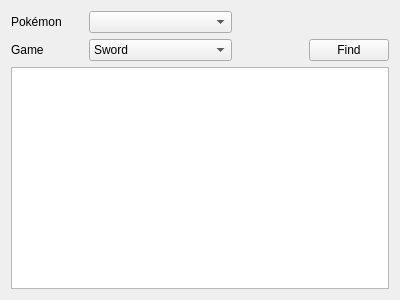
The window that Forms/Tools/EncounterLookup.ui (Admiral-Fish/RaidFinder) describes before a commit, drawn with Qt 5.
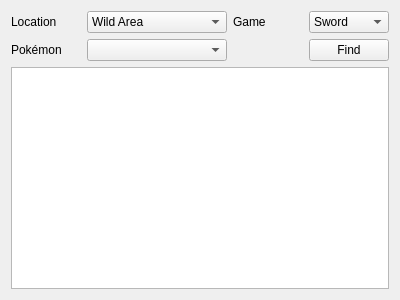
The same window after the commit.

Commit message: Seperate dens by location

What changed in the file:
```diff
--- a/Forms/Tools/EncounterLookup.ui
+++ b/Forms/Tools/EncounterLookup.ui
@@ -26,63 +26,7 @@
      <property name="sizeConstraint">
       <enum>QLayout::SetDefaultConstraint</enum>
      </property>
-     <item row="0" column="0">
-      <widget class="QLabel" name="labelPokemon">
-       <property name="sizePolicy">
-        <sizepolicy hsizetype="Preferred" vsizetype="Preferred">
-         <horstretch>0</horstretch>
-         <verstretch>0</verstretch>
-        </sizepolicy>
-       </property>
-       <property name="text">
-        <string>Pokémon</string>
-       </property>
-      </widget>
-     </item>
-     <item row="1" column="3">
-      <widget class="QPushButton" name="pushButtonFind">
-       <property name="sizePolicy">
-        <sizepolicy hsizetype="Preferred" vsizetype="Fixed">
-         <horstretch>0</horstretch>
-         <verstretch>0</verstretch>
-        </sizepolicy>
-       </property>
-       <property name="text">
-        <string>Find</string>
-       </property>
-      </widget>
-     </item>
-     <item row="0" column="1">
-      <widget class="QComboBox" name="comboBoxPokemon"/>
-     </item>
-     <item row="1" column="1">
-      <widget class="QComboBox" name="comboBoxGame">
-       <item>
-        <property name="text">
-         <string>Sword</string>
-        </property>
-       </item>
-       <item>
-        <property name="text">
-         <string>Shield</string>
-        </property>
-       </item>
-      </widget>
-     </item>
-     <item row="1" column="0">
-      <widget class="QLabel" name="labelGame">
-       <property name="sizePolicy">
-        <sizepolicy hsizetype="Preferred" vsizetype="Preferred">
-         <horstretch>0</horstretch>
-         <verstretch>0</verstretch>
-        </sizepolicy>
-       </property>
-       <property name="text">
-        <string>Game</string>
-       </property>
-      </widget>
-     </item>
-     <item row="1" column="2">
+     <item row="2" column="2">
       <spacer name="horizontalSpacer">
        <property name="orientation">
         <enum>Qt::Horizontal</enum>
@@ -98,6 +42,83 @@
        </property>
       </spacer>
      </item>
+     <item row="2" column="3">
+      <widget class="QPushButton" name="pushButtonFind">
+       <property name="sizePolicy">
+        <sizepolicy hsizetype="Preferred" vsizetype="Fixed">
+         <horstretch>0</horstretch>
+         <verstretch>0</verstretch>
+        </sizepolicy>
+       </property>
+       <property name="text">
+        <string>Find</string>
+       </property>
+      </widget>
+     </item>
+     <item row="1" column="3">
+      <widget class="QComboBox" name="comboBoxGame">
+       <item>
+        <property name="text">
+         <string>Sword</string>
+        </property>
+       </item>
+       <item>
+        <property name="text">
+         <string>Shield</string>
+        </property>
+       </item>
+      </widget>
+     </item>
+     <item row="1" column="2">
+      <widget class="QLabel" name="labelGame">
+       <property name="sizePolicy">
+        <sizepolicy hsizetype="Preferred" vsizetype="Preferred">
+         <horstretch>0</horstretch>
+         <verstretch>0</verstretch>
+        </sizepolicy>
+       </property>
+       <property name="text">
+        <string>Game</string>
+       </property>
+      </widget>
+     </item>
+     <item row="2" column="0">
+      <widget class="QLabel" name="labelPokemon">
+       <property name="sizePolicy">
+        <sizepolicy hsizetype="Preferred" vsizetype="Preferred">
+         <horstretch>0</horstretch>
+         <verstretch>0</verstretch>
+        </sizepolicy>
+       </property>
+       <property name="text">
+        <string>Pokémon</string>
+       </property>
+      </widget>
+     </item>
+     <item row="2" column="1">
+      <widget class="QComboBox" name="comboBoxPokemon"/>
+     </item>
+     <item row="1" column="0">
+      <widget class="QLabel" name="labelLocation">
+       <property name="text">
+        <string>Location</string>
+       </property>
+      </widget>
+     </item>
+     <item row="1" column="1">
+      <widget class="QComboBox" name="comboBoxLocation">
+       <item>
+        <property name="text">
+         <string>Wild Area</string>
+        </property>
+       </item>
+       <item>
+        <property name="text">
+         <string>Isle of Armor</string>
+        </property>
+       </item>
+      </widget>
+     </item>
     </layout>
    </item>
   </layout>
```
Left out of the diff: 7 changed lines with no effect on the pictures. The commit also changes 11 other files.
